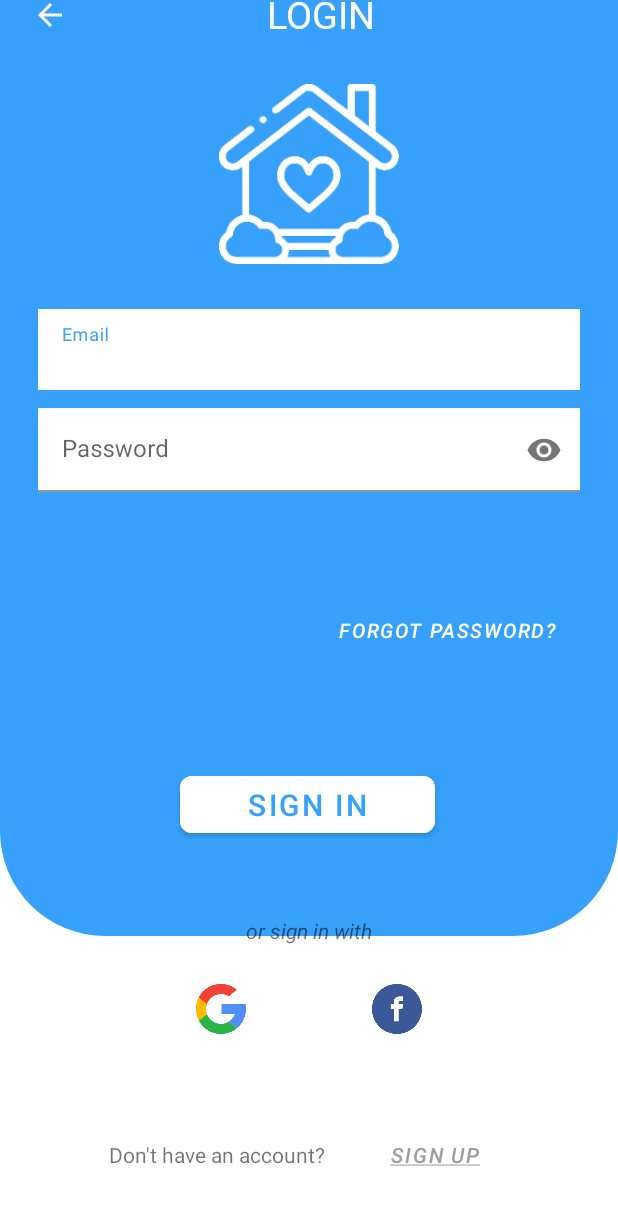
After one commit to Babyze/FHouse, an Android app: the Login screen opened directly, with no data from a screen before it, on a phone screen of 412 x 824 dp. The commit adds this screen. Shown: the top 1205 px of the screen. Run offline under Robolectric (Android 15) with nearby library versions, the phone set to English and light mode, and no system bars; our stand-ins replace Firebase (no records; nobody signed in at launch, a user with empty details on screens opened directly).

Commit message:
Login Feature

```diff
--- /dev/null
+++ b/app/src/main/java/com/habp/fhouse/ui/login/Login.java
@@ -0,0 +1,86 @@
+package com.habp.fhouse.ui.login;
+
+import androidx.appcompat.app.AppCompatActivity;
+
+import android.content.Intent;
+import android.os.Bundle;
+import android.view.View;
+import android.widget.Toast;
+
+import com.google.android.material.textfield.TextInputLayout;
+import com.google.firebase.auth.FirebaseAuth;
+import com.google.firebase.firestore.FirebaseFirestore;
+import com.habp.fhouse.MainActivity;
+import com.habp.fhouse.R;
+import com.habp.fhouse.data.repository.FirebaseAuthRepository;
+
+public class Login extends AppCompatActivity implements LoginContract.View {
+    TextInputLayout edtEmail, edtPassword;
+    private FirebaseAuthRepository firebaseAuthRepository;
+    private LoginPresenter loginPresenter;
+
+    @Override
+    protected void onCreate(Bundle savedInstanceState) {
+        super.onCreate(savedInstanceState);
+        setContentView(R.layout.activity_login);
+        // Làm việc với DB, dùng:
+        // FirebaseFirestore.getInstance(); nhét vào FirebaseAuthRepository
+        firebaseAuthRepository = new FirebaseAuthRepository(FirebaseAuth.getInstance());
+        loginPresenter = new LoginPresenter(firebaseAuthRepository, this);
+        edtEmail = findViewById(R.id.edtEmail);
+        edtPassword = findViewById(R.id.edtPassword);
+    }
+
+    public void clickToBack(View view) {
+        finish();
+    }
+
+    public void clickOnForgotPsw(View view) {
+//        Intent intent = new Intent(this, ForgotPasswordActivity.class);
+//        startActivity(intent);
+    }
+
+    public void clickToSignUp(View view) {
+//        Intent intent = new Intent(this, RegisterActivity.class);
+//        startActivity(intent);
+    }
+
+    public void clickToSignInAccount(View view) {
+        String email = edtEmail.getEditText().getText().toString();
+        String password = edtPassword.getEditText().getText().toString();
+        loginPresenter.onLogin(email, password);
+    }
+
+    public void clickToLoginWithGG(View view) {
+    }
+
+    public void clickToLoginWithFB(View view) {
+    }
+
+
+    @Override
+    public void onLoginSuccess() {
+        // Sang activity khác
+        Toast.makeText(this, "Login Success", Toast.LENGTH_SHORT).show();
+        Intent intent = new Intent(this, MainActivity.class);
+        startActivity(intent);
+    }
+
+    @Override
+    public void onLoginFailed(String message) {
+        Toast.makeText(this, message, Toast.LENGTH_SHORT).show();
+        return;
+    }
+
+    @Override
+    public void onInvalidEmail(String message) {
+        edtEmail.setError(message);
+        return;
+    }
+
+    @Override
+    public void onInvalidPassword(String message) {
+        edtPassword.setError(message);
+        return;
+    }
+}
--- /dev/null
+++ b/app/src/main/java/com/habp/fhouse/ui/login/LoginContract.java
@@ -0,0 +1,13 @@
+package com.habp.fhouse.ui.login;
+
+public interface LoginContract {
+    interface View {
+        void onLoginSuccess();
+        void onLoginFailed(String message);
+        void onInvalidEmail(String message);
+        void onInvalidPassword(String message);
+    }
+    interface Presenter {
+        void onLogin(String email, String password);
+    }
+}
--- /dev/null
+++ b/app/src/main/java/com/habp/fhouse/ui/login/LoginPresenter.java
@@ -0,0 +1,32 @@
+package com.habp.fhouse.ui.login;
+
+import com.habp.fhouse.data.repository.FirebaseAuthRepository;
+
+public class LoginPresenter implements LoginContract.Presenter {
+    private FirebaseAuthRepository firebaseAuthRepository;
+    private LoginContract.View mView;
+
+    public LoginPresenter(FirebaseAuthRepository firebaseAuthRepository, LoginContract.View mView) {
+        this.firebaseAuthRepository = firebaseAuthRepository;
+        this.mView = mView;
+    }
+
+    @Override
+    public void onLogin(String email, String password) {
+        if (email.length() == 0) {
+            mView.onInvalidEmail("Invalid Email");
+            return;
+        }
+        if (password.length() == 0) {
+            mView.onInvalidPassword("Invalid Password");
+            return;
+        }
+
+        boolean isSuccess = firebaseAuthRepository.signIn(email,password);
+        if (isSuccess) {
+            mView.onLoginSuccess();
+        } else {
+            mView.onLoginFailed("Login Failed");
+        }
+    }
+}
--- /dev/null
+++ b/app/src/main/res/drawable/shape_login_rectangle_bottom_corner.xml
@@ -0,0 +1,7 @@
+<?xml version="1.0" encoding="utf-8"?>
+<shape xmlns:android="http://schemas.android.com/apk/res/android" android:shape="rectangle">
+    <solid android:color="@color/blue"/>
+    <corners
+        android:bottomLeftRadius="70dp"
+        android:bottomRightRadius="70dp"/>
+</shape>
--- /dev/null
+++ b/app/src/main/res/layout/activity_login.xml
@@ -0,0 +1,193 @@
+<?xml version="1.0" encoding="utf-8"?>
+<androidx.constraintlayout.widget.ConstraintLayout xmlns:android="http://schemas.android.com/apk/res/android"
+    xmlns:app="http://schemas.android.com/apk/res-auto"
+    xmlns:tools="http://schemas.android.com/tools"
+    android:layout_width="match_parent"
+    android:layout_height="match_parent"
+    tools:context=".ui.login.Login">
+
+    <ImageView
+        android:id="@+id/imageView10"
+        android:layout_width="match_parent"
+        android:layout_height="match_parent"
+        android:layout_marginBottom="200dp"
+        app:layout_constraintBottom_toTopOf="@+id/linearLayout"
+        app:layout_constraintStart_toStartOf="parent"
+        app:layout_constraintTop_toTopOf="parent"
+        app:srcCompat="@drawable/shape_login_rectangle_bottom_corner" />
+
+    <TextView
+        android:id="@+id/textView5"
+        android:layout_width="match_parent"
+        android:layout_height="wrap_content"
+        android:layout_marginStart="60dp"
+        android:layout_marginTop="30dp"
+        android:layout_marginEnd="45dp"
+        android:fontFamily="@font/righteous"
+        android:gravity="center"
+        android:text="LOGIN"
+        android:textColor="@color/white"
+        android:textSize="25dp"
+        app:layout_constraintEnd_toEndOf="parent"
+        app:layout_constraintStart_toStartOf="parent"
+        app:layout_constraintTop_toTopOf="@+id/imageView10" />
+
+    <ImageButton
+        android:id="@+id/imageView24"
+        android:layout_width="35dp"
+        android:layout_height="35dp"
+        android:layout_marginStart="15dp"
+        android:layout_marginTop="30dp"
+        app:layout_constraintStart_toStartOf="parent"
+        app:layout_constraintTop_toTopOf="@+id/imageView10"
+        android:background="@android:color/transparent"
+        android:src="@drawable/abc_vector_test"
+        android:onClick="clickToBack"/>
+
+    <ImageView
+        android:id="@+id/imageView25"
+        android:layout_width="132dp"
+        android:layout_height="120dp"
+        android:layout_marginTop="30dp"
+        app:layout_constraintEnd_toEndOf="parent"
+        app:layout_constraintStart_toStartOf="parent"
+        app:layout_constraintTop_toBottomOf="@+id/textView5"
+        app:srcCompat="@mipmap/ic_login_logo" />
+
+
+    <com.google.android.material.textfield.TextInputLayout
+        android:id="@+id/edtEmail"
+        style="@style/Widget.MaterialComponents.TextInputLayout.FilledBox"
+        android:layout_width="match_parent"
+        android:layout_height="wrap_content"
+        android:layout_marginStart="25dp"
+        android:layout_marginTop="30dp"
+        android:layout_marginEnd="25dp"
+        app:layout_constraintEnd_toEndOf="parent"
+        app:layout_constraintStart_toStartOf="parent"
+        app:layout_constraintTop_toBottomOf="@+id/imageView25">
+
+        <com.google.android.material.textfield.TextInputEditText
+            android:layout_width="match_parent"
+            android:layout_height="wrap_content"
+            android:background="@color/white"
+            android:hint="Email"/>
+    </com.google.android.material.textfield.TextInputLayout>
+
+    <com.google.android.material.textfield.TextInputLayout
+        android:id="@+id/edtPassword"
+        style="@style/Widget.MaterialComponents.TextInputLayout.FilledBox"
+        android:layout_width="match_parent"
+        android:layout_height="wrap_content"
+        android:layout_marginStart="25dp"
+        android:layout_marginTop="10dp"
+        android:layout_marginEnd="25dp"
+        app:layout_constraintEnd_toEndOf="parent"
+        app:layout_constraintStart_toStartOf="parent"
+        app:layout_constraintTop_toBottomOf="@+id/edtEmail"
+        app:passwordToggleEnabled="true">
+
+        <com.google.android.material.textfield.TextInputEditText
+            android:layout_width="match_parent"
+            android:layout_height="wrap_content"
+            android:background="@color/white"
+            android:inputType="textPassword"
+            android:hint="Password"/>
+    </com.google.android.material.textfield.TextInputLayout>
+
+    <Button
+        android:id="@+id/btnForgotPsw"
+        android:layout_width="wrap_content"
+        android:layout_height="wrap_content"
+        android:background="@android:color/transparent"
+        android:onClick="clickOnForgotPsw"
+        android:text="Forgot Password?"
+        android:textColor="@color/white"
+        android:textSize="13dp"
+        android:textStyle="italic"
+        app:layout_constraintBottom_toTopOf="@+id/btnSignIn"
+        app:layout_constraintEnd_toEndOf="@+id/edtPassword"
+        app:layout_constraintTop_toBottomOf="@+id/edtPassword" />
+
+    <Button
+        android:id="@+id/btnSignIn"
+        android:layout_width="170dp"
+        android:layout_height="50dp"
+        android:layout_marginBottom="24dp"
+        android:backgroundTint="@color/white"
+        android:text="Sign In"
+        android:textColor="@color/blue"
+        android:textSize="20dp"
+        app:cornerRadius="8dp"
+        app:layout_constraintBottom_toBottomOf="@+id/imageView10"
+        app:layout_constraintEnd_toEndOf="parent"
+        app:layout_constraintHorizontal_bias="0.497"
+        app:layout_constraintStart_toStartOf="parent"
+        android:onClick="clickToSignInAccount"/>
+
+    <TextView
+        android:id="@+id/textView6"
+        android:layout_width="wrap_content"
+        android:layout_height="wrap_content"
+        android:layout_marginTop="25dp"
+        android:text="or sign in with"
+        android:textStyle="italic"
+        app:layout_constraintEnd_toEndOf="parent"
+        app:layout_constraintStart_toStartOf="parent"
+        app:layout_constraintTop_toBottomOf="@+id/imageView10" />
+
+    <ImageView
+        android:id="@+id/imgGoogle"
+        android:layout_width="33dp"
+        android:layout_height="33dp"
+        android:layout_marginTop="26dp"
+        app:layout_constraintEnd_toStartOf="@+id/textView6"
+        app:layout_constraintTop_toBottomOf="@+id/textView6"
+        app:srcCompat="@mipmap/ic_login_google"
+        android:onClick="clickToLoginWithGG"/>
+
+    <ImageView
+        android:id="@+id/imgFacebook"
+        android:layout_width="33dp"
+        android:layout_height="33dp"
+        android:layout_marginTop="26dp"
+        app:layout_constraintStart_toEndOf="@+id/textView6"
+        app:layout_constraintTop_toBottomOf="@+id/textView6"
+        app:srcCompat="@mipmap/ic_login_facebook"
+        android:onClick="clickToLoginWithFB"/>
+
+    <LinearLayout
+        android:id="@+id/linearLayout"
+        android:layout_width="wrap_content"
+        android:layout_height="wrap_content"
+        android:orientation="horizontal"
+        app:layout_constraintBottom_toBottomOf="parent"
+        app:layout_constraintEnd_toEndOf="parent"
+        app:layout_constraintStart_toStartOf="parent">
+
+        <TextView
+            android:id="@+id/textView7"
+            android:layout_width="wrap_content"
+            android:layout_height="wrap_content"
+            android:layout_marginEnd="20dp"
+            android:layout_marginBottom="28dp"
+            android:text="Don't have an account? "
+            app:layout_constraintBottom_toBottomOf="parent"
+            app:layout_constraintEnd_toStartOf="@+id/txtSignUp" />
+
+        <Button
+            android:id="@+id/btnSignUp"
+            android:layout_width="wrap_content"
+            android:layout_height="wrap_content"
+            android:layout_marginBottom="30dp"
+            android:background="@android:color/transparent"
+            android:text="@string/login_signup"
+            android:textColor="@color/grey"
+            android:textStyle="italic"
+            app:layout_constraintBottom_toBottomOf="parent"
+            app:layout_constraintStart_toEndOf="@+id/textView6"
+            android:onClick="clickToSignUp"/>
+    </LinearLayout>
+
+
+</androidx.constraintlayout.widget.ConstraintLayout>
--- a/app/src/main/res/values/colors.xml
+++ b/app/src/main/res/values/colors.xml
@@ -5,7 +5,7 @@
 
 
 
-
+    <color name="grey">#9e9e9e</color>
     <color name="purple_200">#FFBB86FC</color>
     <color name="purple_500">#FF6200EE</color>
     <color name="purple_700">#FF3700B3</color>
--- a/app/src/main/res/values/strings.xml
+++ b/app/src/main/res/values/strings.xml
@@ -3,4 +3,7 @@
     <string name="firsttime_next">Next</string>
     <string name="fhouse_pref_name">FHouse</string>
     <string name="is_first_run">isFirstRun</string>
+    <string name="login_signup">
+        <u>Sign up</u>
+    </string>
 </resources>
```
Also changed, not shown: app/src/main/AndroidManifest.xml (+9 -1 lines), app/src/main/res/mipmap-xxxhdpi/ic_login_email.png (added), app/src/main/res/mipmap-xxxhdpi/ic_login_facebook.png (added), app/src/main/res/mipmap-xxxhdpi/ic_login_google.png (added), app/src/main/res/mipmap-xxxhdpi/ic_login_logo.png (added).
